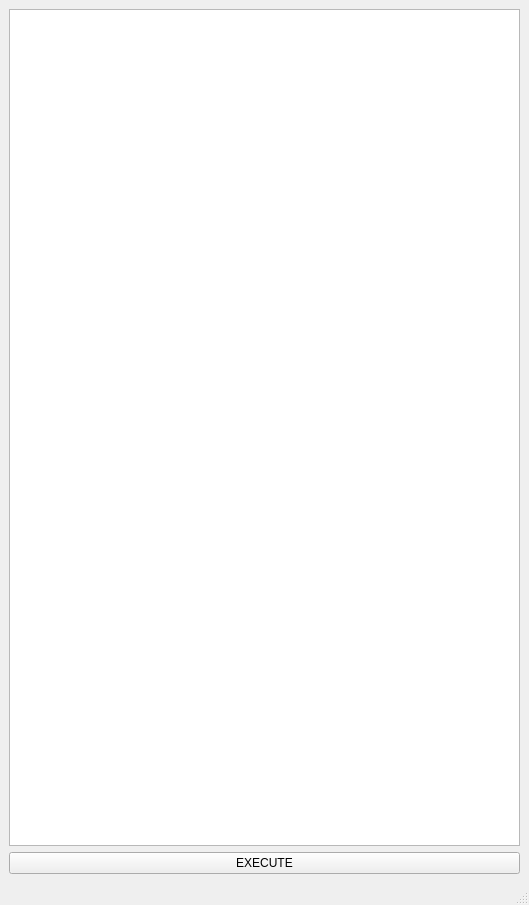
Old version of the form gpt_api/ui/chat_gpt_main.ui in the repository kiryha/gpt_api.
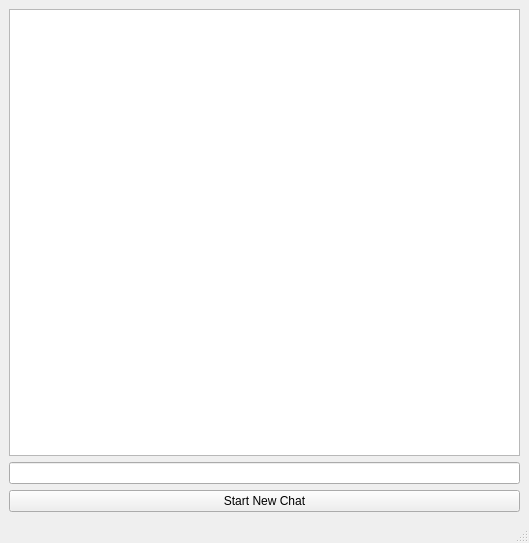
New version of the form.

Patch:
```diff
--- a/gpt_api/ui/chat_gpt_main.ui
+++ b/gpt_api/ui/chat_gpt_main.ui
@@ -7,7 +7,7 @@
     <x>0</x>
     <y>0</y>
     <width>529</width>
-    <height>905</height>
+    <height>543</height>
    </rect>
   </property>
   <property name="windowTitle">
@@ -16,12 +16,15 @@
   <widget class="QWidget" name="centralwidget">
    <layout class="QVBoxLayout" name="verticalLayout">
     <item>
-     <widget class="QTableView" name="tab_chat"/>
+     <widget class="QTextEdit" name="chat"/>
     </item>
     <item>
-     <widget class="QPushButton" name="btn_test">
+     <widget class="QLineEdit" name="message"/>
+    </item>
+    <item>
+     <widget class="QPushButton" name="start_new">
       <property name="text">
-       <string>EXECUTE</string>
+       <string>Start New Chat</string>
       </property>
      </widget>
     </item>
```
